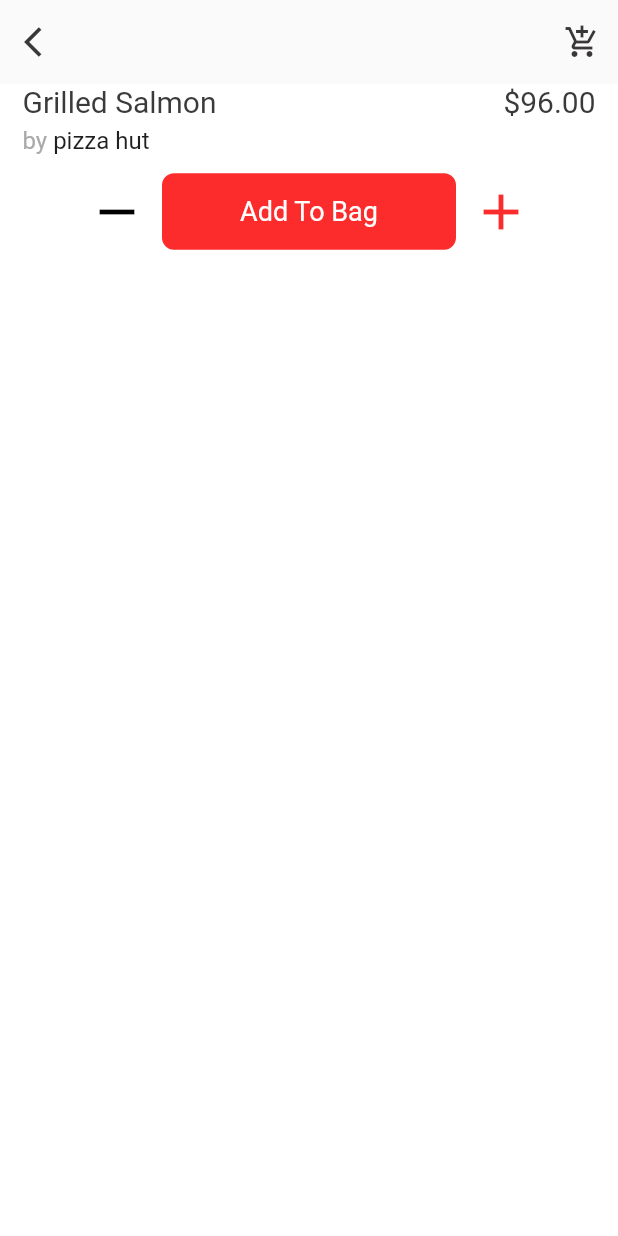
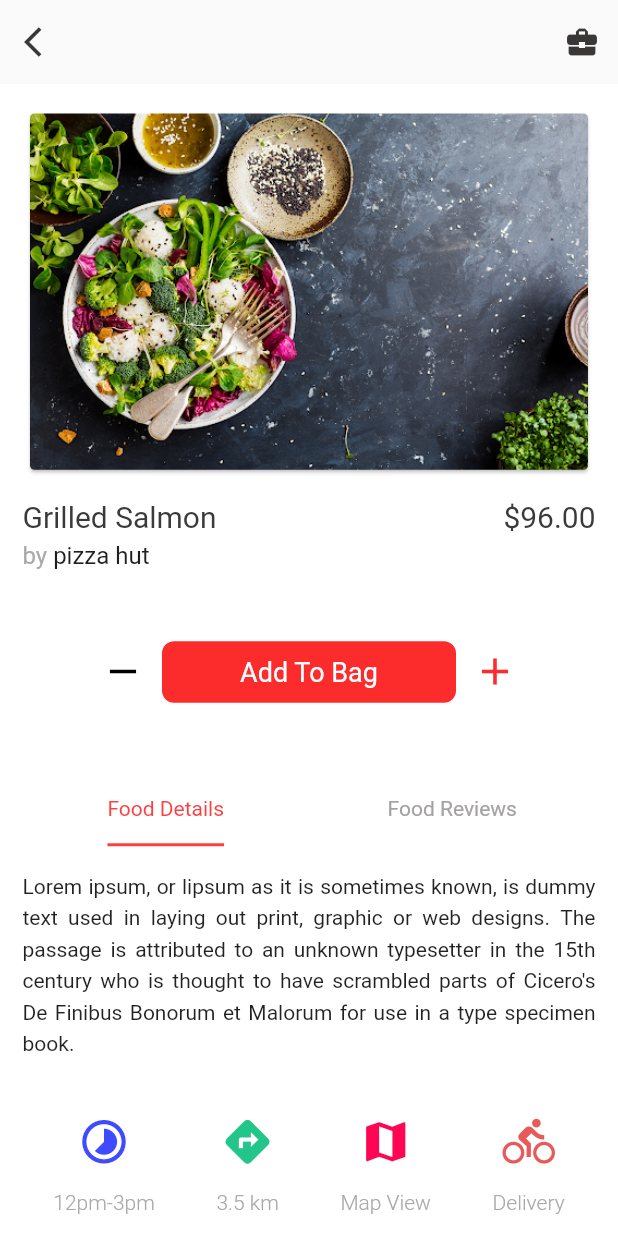
Before and after one commit to WhiteDragon001227/flutter-food-delivery-app, a Flutter app: the FoodDetailsPage screen opened directly, on a phone screen of 412 x 824 dp. Run offline on Flutter 3.47's test engine with Material 2 defaults, Android fonts, the phone set to English and light mode, and no system bars; our stand-ins replace carousel_pro.

Commit message:
Add Detail Screen

```diff
--- a/lib/main.dart
+++ b/lib/main.dart
@@ -6,6 +6,6 @@ void main() => runApp(
   MaterialApp(
     debugShowCheckedModeBanner: false,
     theme: ThemeData(fontFamily: 'Roboto',hintColor: Color(0xFFd0cece)),
-    home: FoodDetailsPage(),
+    home: HomePage(),
   )
 );
--- a/lib/pages/FoodDetailsPage.dart
+++ b/lib/pages/FoodDetailsPage.dart
@@ -9,13 +9,15 @@ class FoodDetailsPage extends StatefulWidget {
 class _FoodDetailsPageState extends State<FoodDetailsPage> {
   @override
   Widget build(BuildContext context) {
-    return Scaffold(
+    return DefaultTabController(
+      length: 2,
+      child: Scaffold(
         backgroundColor: Colors.white,
         appBar: AppBar(
           backgroundColor: Color(0xFFFAFAFA),
           elevation: 0,
-        leading: new IconButton(
-          icon: new Icon(
+          leading: IconButton(
+            icon: Icon(
               Icons.arrow_back_ios,
               color: Color(0xFF3a3737),
             ),
@@ -25,10 +27,12 @@ class _FoodDetailsPageState extends State<FoodDetailsPage> {
           actions: <Widget>[
             IconButton(
                 icon: Icon(
-                Icons.add_shopping_cart,
+                  Icons.business_center,
                   color: Color(0xFF3a3737),
                 ),
-              onPressed: () {})
+                onPressed: () {
+                  Navigator.pop(context);
+                })
           ],
         ),
         body: Container(
@@ -37,51 +41,78 @@ class _FoodDetailsPageState extends State<FoodDetailsPage> {
             right: 15,
           ),
           child: Column(
+            mainAxisAlignment: MainAxisAlignment.spaceEvenly,
             children: <Widget>[
-            /*FoodDetailsSlider(
+              Card(
+                semanticContainer: true,
+                clipBehavior: Clip.antiAliasWithSaveLayer,
+                child: Image.asset(
+                  'assets/images/bestfood/' + 'ic_best_food_10' + ".jpeg",
+                ),
+                shape: RoundedRectangleBorder(
+                  borderRadius: BorderRadius.circular(3.0),
+                ),
+                elevation: 1,
+                margin: EdgeInsets.all(5),
+              ),
+            /*  Container(
+                height: 150,
+                child:FoodDetailsSlider(
                     slideImage1: "assets/images/bestfood/ic_best_food_8.jpeg",
                     slideImage2: "assets/images/bestfood/ic_best_food_9.jpeg",
-                slideImage3: "assets/images/bestfood/ic_best_food_10.jpeg")*/
+                    slideImage3: "assets/images/bestfood/ic_best_food_10.jpeg"),
+              ),*/
+
 
               FoodTitleWidget(
                   productName: "Grilled Salmon",
                   productPrice: "\$96.00",
                   productHost: "pizza hut"),
-            SizedBox(height: 10,),
-            Center(
-              child: Row(
-                mainAxisAlignment: MainAxisAlignment.center,
-                children: <Widget>[
-                  IconButton(
-                    onPressed: () {},
-                    icon: Icon(Icons.remove),
-                    color: Colors.black,
-                    iconSize: 40,
+              SizedBox(
+                height: 15,
               ),
-
-                  InkWell(
-                    onTap: () => print('hello'),
-                    child: new Container(
-                      width: 200.0,
-                      height: 55.0,
-                      decoration: new BoxDecoration(
-                        color: Color(0xFFfd2c2c),
-                        border: new Border.all(color: Colors.white, width: 2.0),
-                        borderRadius: new BorderRadius.circular(10.0),
+              AddToCartMenu(),
+              SizedBox(
+                height: 15,
               ),
-                      child: new Center(child: new Text('Add To Bag', style: new TextStyle(fontSize: 18.0, color: Colors.white),),),
+              PreferredSize(
+                preferredSize: Size.fromHeight(50.0),
+                child: TabBar(
+                  labelColor: Color(0xFFfd3f40),
+                  indicatorColor: Color(0xFFfd3f40),
+                  unselectedLabelColor: Color(0xFFa4a1a1),
+                  indicatorSize: TabBarIndicatorSize.label,
+                  labelStyle: TextStyle(
+                    fontWeight: FontWeight.w500,
+                  ),
+                  tabs: [
+                    Tab(
+                      text: 'Food Details',
+                    ),
+                    Tab(
+                      text: 'Food Reviews',
+                    ),
+                  ], // list of tabs
                 ),
               ),
-                  IconButton(
-                    onPressed: () {},
-                    icon: Icon(Icons.add),
-                    color: Color(0xFFfd2c2c),
-                    iconSize: 40,
+              Container(
+                height: 150,
+                child: TabBarView(
+                  children: [
+                    Container(
+                      color: Colors.white24,
+                      child: DetailContentMenu(),
                     ),
+                    Container(
+                      color: Colors.white24,
+                      child: DetailContentMenu(),
+                    ), // class name
                   ],
                 ),
-            )
+              ),
+              BottomMenu(),
             ],
+          ),
         ),
       ),
     );
@@ -148,3 +179,156 @@ class FoodTitleWidget extends StatelessWidget {
     );
   }
 }
+
+class BottomMenu extends StatelessWidget {
+  @override
+  Widget build(BuildContext context) {
+    return Container(
+      width: double.infinity,
+      child: Row(
+        mainAxisAlignment: MainAxisAlignment.spaceAround,
+        children: <Widget>[
+          Column(
+            children: <Widget>[
+              Icon(
+                Icons.timelapse,
+                color: Color(0xFF404aff),
+                size: 35,
+              ),
+              SizedBox(
+                height: 15,
+              ),
+              Text(
+                "12pm-3pm",
+                style: TextStyle(
+                    fontSize: 14,
+                    color: Color(0xFFa9a9a9),
+                    fontWeight: FontWeight.w300),
+              )
+            ],
+          ),
+          Column(
+            children: <Widget>[
+              Icon(
+                Icons.directions,
+                color: Color(0xFF23c58a),
+                size: 35,
+              ),
+              SizedBox(
+                height: 15,
+              ),
+              Text(
+                "3.5 km",
+                style: TextStyle(
+                    fontSize: 14,
+                    color: Color(0xFFa9a9a9),
+                    fontWeight: FontWeight.w300),
+              )
+            ],
+          ),
+          Column(
+            children: <Widget>[
+              Icon(
+                Icons.map,
+                color: Color(0xFFff0654),
+                size: 35,
+              ),
+              SizedBox(
+                height: 15,
+              ),
+              Text(
+                "Map View",
+                style: TextStyle(
+                    fontSize: 14,
+                    color: Color(0xFFa9a9a9),
+                    fontWeight: FontWeight.w300),
+              )
+            ],
+          ),
+          Column(
+            children: <Widget>[
+              Icon(
+                Icons.directions_bike,
+                color: Color(0xFFe95959),
+                size: 35,
+              ),
+              SizedBox(
+                height: 15,
+              ),
+              Text(
+                "Delivery",
+                style: TextStyle(
+                    fontSize: 14,
+                    color: Color(0xFFa9a9a9),
+                    fontWeight: FontWeight.w300),
+              )
+            ],
+          ),
+        ],
+      ),
+    );
+  }
+}
+
+class AddToCartMenu extends StatelessWidget {
+  @override
+  Widget build(BuildContext context) {
+    return Center(
+      child: Row(
+        mainAxisAlignment: MainAxisAlignment.center,
+        children: <Widget>[
+          IconButton(
+            onPressed: () {},
+            icon: Icon(Icons.remove),
+            color: Colors.black,
+            iconSize: 30,
+          ),
+          InkWell(
+            onTap: () => print('hello'),
+            child: Container(
+              width: 200.0,
+              height: 45.0,
+              decoration: new BoxDecoration(
+                color: Color(0xFFfd2c2c),
+                border: Border.all(color: Colors.white, width: 2.0),
+                borderRadius: BorderRadius.circular(10.0),
+              ),
+              child: Center(
+                child: Text(
+                  'Add To Bag',
+                  style: new TextStyle(
+                      fontSize: 18.0,
+                      color: Colors.white,
+                      fontWeight: FontWeight.w400),
+                ),
+              ),
+            ),
+          ),
+          IconButton(
+            onPressed: () {},
+            icon: Icon(Icons.add),
+            color: Color(0xFFfd2c2c),
+            iconSize: 30,
+          ),
+        ],
+      ),
+    );
+  }
+}
+
+class DetailContentMenu extends StatelessWidget {
+  @override
+  Widget build(BuildContext context) {
+    return Container(
+      child: Text(
+        'Lorem ipsum, or lipsum as it is sometimes known, is dummy text used in laying out print, graphic or web designs. The passage is attributed to an unknown typesetter in the 15th century who is thought to have scrambled parts of Cicero\'s De Finibus Bonorum et Malorum for use in a type specimen book.',
+        style: TextStyle(
+            fontSize: 14.0,
+            color: Colors.black87,
+            fontWeight: FontWeight.w400,
+            height: 1.50),
+        textAlign: TextAlign.justify,
+      ),
+    );
+  }
+}
--- a/lib/pages/HomePage.dart
+++ b/lib/pages/HomePage.dart
@@ -9,7 +9,6 @@ class HomePage extends StatefulWidget {
   @override
   _HomePageState createState() => _HomePageState();
 }
-
 class _HomePageState extends State<HomePage> {
   @override
   Widget build(BuildContext context) {
--- a/lib/widgets/FoodDetailsSlider.dart
+++ b/lib/widgets/FoodDetailsSlider.dart
@@ -18,8 +18,6 @@ class FoodDetailsSlider extends StatelessWidget {
     return Padding(
       padding: EdgeInsets.only(left: 10, right: 10),
       child: Container(
-          height: 150.0,
-          width: double.infinity,
           child: Carousel(
             images: [
               Image.asset(
--- a/lib/widgets/PopularFoodsWidget.dart
+++ b/lib/widgets/PopularFoodsWidget.dart
@@ -1,4 +1,5 @@
 import 'package:flutter/material.dart';
+import 'package:flutter_app/pages/FoodDetailsPage.dart';
 
 class PopularFoodsWidget extends StatefulWidget {
   @override
@@ -44,7 +45,12 @@ class PopularFoodTiles extends StatelessWidget {
   @override
   Widget build(BuildContext context) {
     return InkWell(
-      onTap: () {},
+      onTap: () {
+        Navigator.push(
+          context,
+          MaterialPageRoute(builder: (context) => FoodDetailsPage()),
+        );
+      },
       child: Column(
         children: <Widget>[
           Container(
```
Lines whose indentation alone changed are shown as unchanged.
